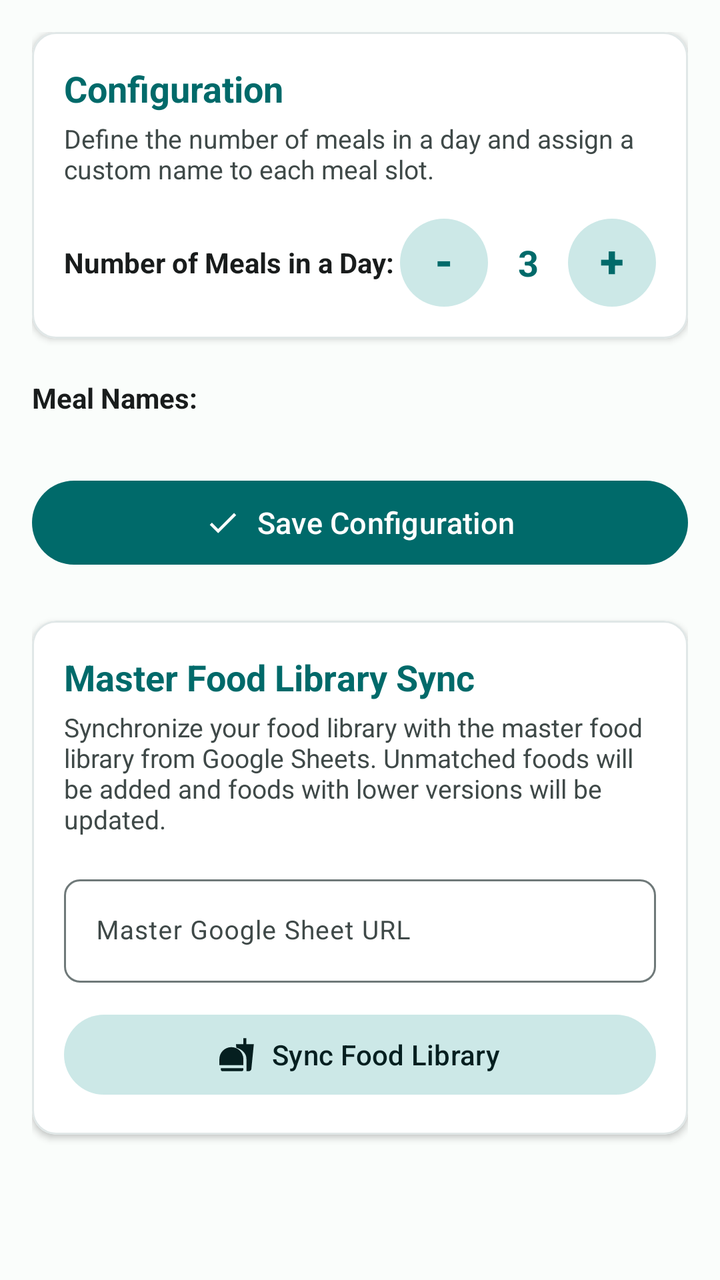
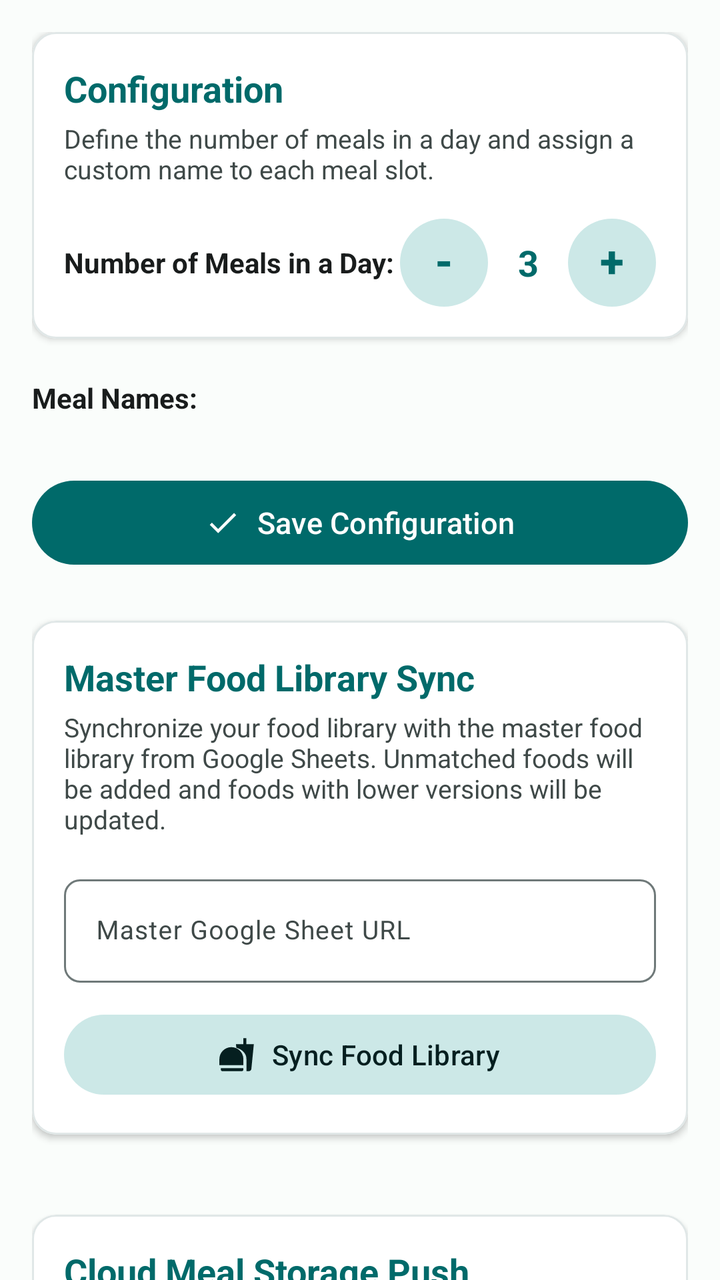

Screens rendered from an Android XML layout before and after an edit, with the pre-edit source and the edit as a unified diff.
<!-- AndroidManifest.xml: application theme Theme.ActivityTracker -->
<!-- res/layout/fragment_config.xml -->
<?xml version="1.0" encoding="utf-8"?>
<androidx.core.widget.NestedScrollView xmlns:android="http://schemas.android.com/apk/res/android"
    xmlns:app="http://schemas.android.com/apk/res-auto"
    xmlns:tools="http://schemas.android.com/tools"
    android:layout_width="match_parent"
    android:layout_height="match_parent"
    android:background="?android:attr/colorBackground"
    android:fillViewport="true">

    <LinearLayout
        android:layout_width="match_parent"
        android:layout_height="wrap_content"
        android:orientation="vertical"
        android:padding="16dp">

        
        <com.google.android.material.card.MaterialCardView
            android:layout_width="match_parent"
            android:layout_height="wrap_content"
            app:cardBackgroundColor="@color/clinical_card_bg"
            app:cardCornerRadius="12dp"
            app:cardElevation="2dp"
            app:strokeColor="@color/clinical_card_stroke"
            app:strokeWidth="1dp">

            <LinearLayout
                android:layout_width="match_parent"
                android:layout_height="wrap_content"
                android:orientation="vertical"
                android:padding="16dp">

                <TextView
                    android:layout_width="wrap_content"
                    android:layout_height="wrap_content"
                    android:text="@string/title_config"
                    android:textColor="?attr/colorPrimary"
                    android:textSize="18sp"
                    android:textStyle="bold" />

                <TextView
                    android:layout_width="wrap_content"
                    android:layout_height="wrap_content"
                    android:layout_marginTop="4dp"
                    android:text="Define the number of meals in a day and assign a custom name to each meal slot."
                    android:textColor="?attr/colorOnSurfaceVariant"
                    android:textSize="13sp" />

                
                <LinearLayout
                    android:layout_width="match_parent"
                    android:layout_height="wrap_content"
                    android:layout_marginTop="16dp"
                    android:gravity="center_vertical"
                    android:orientation="horizontal">

                    <TextView
                        android:layout_width="0dp"
                        android:layout_height="wrap_content"
                        android:layout_weight="1"
                        android:text="@string/config_meal_count_label"
                        android:textColor="?attr/colorOnSurface"
                        android:textSize="14sp"
                        android:textStyle="bold" />

                    
                    <com.google.android.material.button.MaterialButton
                        android:id="@+id/btn_decrease_meal_count"
                        style="@style/Widget.Material3.Button.TonalButton"
                        android:layout_width="44dp"
                        android:layout_height="44dp"
                        android:insetLeft="0dp"
                        android:insetTop="0dp"
                        android:insetRight="0dp"
                        android:insetBottom="0dp"
                        android:padding="0dp"
                        android:paddingStart="0dp"
                        android:paddingEnd="0dp"
                        android:paddingLeft="0dp"
                        android:paddingRight="0dp"
                        android:paddingTop="0dp"
                        android:paddingBottom="0dp"
                        android:minWidth="0dp"
                        android:minHeight="0dp"
                        android:gravity="center"
                        android:textAlignment="center"
                        android:includeFontPadding="false"
                        android:text="-"
                        android:textColor="@color/selector_config_counter_btn"
                        android:textSize="22sp"
                        android:textStyle="bold"
                        android:contentDescription="Decrease meal count" />

                    
                    <TextView
                        android:id="@+id/text_meal_count_display"
                        android:layout_width="40dp"
                        android:layout_height="wrap_content"
                        android:gravity="center"
                        android:text="3"
                        android:textColor="?attr/colorPrimary"
                        android:textSize="18sp"
                        android:textStyle="bold" />

                    
                    <com.google.android.material.button.MaterialButton
                        android:id="@+id/btn_increase_meal_count"
                        style="@style/Widget.Material3.Button.TonalButton"
                        android:layout_width="44dp"
                        android:layout_height="44dp"
                        android:insetLeft="0dp"
                        android:insetTop="0dp"
                        android:insetRight="0dp"
                        android:insetBottom="0dp"
                        android:padding="0dp"
                        android:paddingStart="0dp"
                        android:paddingEnd="0dp"
                        android:paddingLeft="0dp"
                        android:paddingRight="0dp"
                        android:paddingTop="0dp"
                        android:paddingBottom="0dp"
                        android:minWidth="0dp"
                        android:minHeight="0dp"
                        android:gravity="center"
                        android:textAlignment="center"
                        android:includeFontPadding="false"
                        android:text="+"
                        android:textColor="@color/selector_config_counter_btn"
                        android:textSize="22sp"
                        android:textStyle="bold"
                        android:contentDescription="Increase meal count" />
                </LinearLayout>

            </LinearLayout>
        </com.google.android.material.card.MaterialCardView>

        
        <TextView
            android:layout_width="wrap_content"
            android:layout_height="wrap_content"
            android:layout_marginTop="20dp"
            android:text="@string/config_meal_names_label"
            android:textColor="?attr/colorOnSurface"
            android:textSize="14sp"
            android:textStyle="bold" />

        <androidx.recyclerview.widget.RecyclerView
            android:id="@+id/recycler_meal_configs"
            android:layout_width="match_parent"
            android:layout_height="wrap_content"
            android:layout_marginTop="8dp"
            android:nestedScrollingEnabled="false"
            tools:itemCount="3"
            tools:listitem="@layout/item_meal_config_row" />

        
        <TextView
            android:id="@+id/text_config_error"
            android:layout_width="match_parent"
            android:layout_height="wrap_content"
            android:layout_marginTop="8dp"
            android:textColor="?attr/colorError"
            android:textSize="12sp"
            android:visibility="gone" />

        
        <com.google.android.material.button.MaterialButton
            android:id="@+id/btn_save_config"
            style="@style/Widget.Material3.Button"
            android:layout_width="match_parent"
            android:layout_height="50dp"
            android:layout_marginTop="20dp"
            android:layout_marginBottom="16dp"
            android:text="@string/save_config"
            android:textSize="15sp"
            app:icon="@drawable/ic_check"
            app:iconGravity="textStart" />

        
        <com.google.android.material.card.MaterialCardView
            android:layout_width="match_parent"
            android:layout_height="wrap_content"
            android:layout_marginTop="8dp"
            android:layout_marginBottom="32dp"
            app:cardBackgroundColor="@color/clinical_card_bg"
            app:cardCornerRadius="12dp"
            app:cardElevation="2dp"
            app:strokeColor="@color/clinical_card_stroke"
            app:strokeWidth="1dp">

            <LinearLayout
                android:layout_width="match_parent"
                android:layout_height="wrap_content"
                android:orientation="vertical"
                android:padding="16dp">

                <TextView
                    android:layout_width="wrap_content"
                    android:layout_height="wrap_content"
                    android:text="@string/title_sync_food_library"
                    android:textColor="?attr/colorPrimary"
                    android:textSize="18sp"
                    android:textStyle="bold" />

                <TextView
                    android:layout_width="wrap_content"
                    android:layout_height="wrap_content"
                    android:layout_marginTop="4dp"
                    android:text="@string/desc_sync_food_library"
                    android:textColor="?attr/colorOnSurfaceVariant"
                    android:textSize="13sp" />

                
                <com.google.android.material.textfield.TextInputLayout
                    android:layout_width="match_parent"
                    android:layout_height="wrap_content"
                    android:layout_marginTop="16dp"
                    android:hint="@string/hint_master_sheet_url"
                    app:boxBackgroundMode="outline"
                    app:boxCornerRadiusBottomEnd="8dp"
                    app:boxCornerRadiusBottomStart="8dp"
                    app:boxCornerRadiusTopEnd="8dp"
                    app:boxCornerRadiusTopStart="8dp">

                    <com.google.android.material.textfield.TextInputEditText
                        android:id="@+id/et_sync_url"
                        android:layout_width="match_parent"
                        android:layout_height="wrap_content"
                        android:inputType="textUri"
                        android:textSize="13sp" />
                </com.google.android.material.textfield.TextInputLayout>

                
                <com.google.android.material.button.MaterialButton
                    android:id="@+id/btn_sync_food_library"
                    style="@style/Widget.Material3.Button.TonalButton"
                    android:layout_width="match_parent"
                    android:layout_height="48dp"
                    android:layout_marginTop="12dp"
                    android:text="@string/action_sync_foods"
                    android:textSize="14sp"
                    app:icon="@drawable/ic_food"
                    app:iconGravity="textStart" />

                
                <ProgressBar
                    android:id="@+id/progress_sync"
                    style="?android:attr/progressBarStyleHorizontal"
                    android:layout_width="match_parent"
                    android:layout_height="wrap_content"
                    android:layout_marginTop="8dp"
                    android:indeterminate="true"
                    android:visibility="gone" />

                
                <TextView
                    android:id="@+id/text_sync_status"
                    android:layout_width="match_parent"
                    android:layout_height="wrap_content"
                    android:layout_marginTop="8dp"
                    android:textColor="?attr/colorPrimary"
                    android:textSize="13sp"
                    android:visibility="gone" />

            </LinearLayout>
        </com.google.android.material.card.MaterialCardView>

    </LinearLayout>
</androidx.core.widget.NestedScrollView>
<!-- res/layout/item_meal_config_row.xml (included above) -->
<?xml version="1.0" encoding="utf-8"?>
<LinearLayout xmlns:android="http://schemas.android.com/apk/res/android"
    xmlns:app="http://schemas.android.com/apk/res-auto"
    android:layout_width="match_parent"
    android:layout_height="wrap_content"
    android:layout_marginTop="4dp"
    android:layout_marginBottom="4dp"
    android:gravity="center_vertical"
    android:orientation="horizontal">

    <TextView
        android:id="@+id/text_meal_index"
        android:layout_width="65dp"
        android:layout_height="wrap_content"
        android:text="Meal 1"
        android:textColor="?attr/colorOnSurface"
        android:textSize="14sp"
        android:textStyle="bold" />

    <com.google.android.material.textfield.TextInputLayout
        android:id="@+id/til_custom_meal_name"
        style="@style/Widget.Material3.TextInputLayout.OutlinedBox.Dense"
        android:layout_width="0dp"
        android:layout_height="wrap_content"
        android:layout_marginStart="8dp"
        android:layout_weight="1"
        android:hint="Custom Meal Name">

        <com.google.android.material.textfield.TextInputEditText
            android:id="@+id/et_custom_meal_name"
            android:layout_width="match_parent"
            android:layout_height="wrap_content"
            android:inputType="textCapWords"
            android:maxLines="1"
            android:textSize="14sp" />
    </com.google.android.material.textfield.TextInputLayout>

</LinearLayout>
<!-- resources referenced by this layout -->
<resources>
  <color name="clinical_card_bg">#FFFFFF</color>
  <color name="clinical_card_stroke">#E0E7E7</color>
  <!-- drawable ic_check (drawable) -->
  <?xml version="1.0" encoding="utf-8"?>
  <vector xmlns:android="http://schemas.android.com/apk/res/android"
      android:width="24dp"
      android:height="24dp"
      android:viewportWidth="24"
      android:viewportHeight="24">
      <path
          android:fillColor="?attr/colorControlNormal"
          android:pathData="M9,16.17L4.83,12l-1.42,1.41L9,19 21,7l-1.41,-1.41z" />
  </vector>
  <!-- drawable ic_food (drawable) -->
  <?xml version="1.0" encoding="utf-8"?>
  <vector xmlns:android="http://schemas.android.com/apk/res/android"
      android:width="24dp"
      android:height="24dp"
      android:viewportWidth="24"
      android:viewportHeight="24">
      <path
          android:fillColor="?attr/colorControlNormal"
          android:pathData="M18.06,22.99h1.66c0.84,0 1.53,-0.64 1.63,-1.48L23,5.05h-5V1h-1.97v4.05h-4.97l0.3,2.34c1.71,0.47 3.31,1.32 4.27,2.26 1.44,1.42 2.43,2.89 2.43,5.29v8.05zM1,21.99V21h15.03v0.99c0,0.55 -0.45,1 -1,1H2c-0.55,0 -1,-0.45 -1,-1zm15.03,-7c0,-4.42 -3.58,-8 -8,-8s-8,3.58 -8,8v4h16v-4z" />
  </vector>
  <string name="action_sync_foods">Sync Food Library</string>
  <string name="config_meal_count_label">Number of Meals in a Day:</string>
  <string name="config_meal_names_label">Meal Names:</string>
  <string name="desc_sync_food_library">Synchronize your food library with the master food library from Google Sheets. Unmatched foods will be added and foods with lower versions will be updated.</string>
  <string name="hint_master_sheet_url">Master Google Sheet URL</string>
  <string name="save_config">Save Configuration</string>
  <string name="title_config">Configuration</string>
  <string name="title_sync_food_library">Master Food Library Sync</string>
  <color name="md_theme_light_primary">#006A6A</color>
  <color name="md_theme_light_onPrimary">#FFFFFF</color>
  <color name="md_theme_light_primaryContainer">#6FF7F6</color>
  <color name="md_theme_light_onPrimaryContainer">#002020</color>
  <color name="md_theme_light_secondary">#4A6363</color>
  <color name="md_theme_light_onSecondary">#FFFFFF</color>
  <color name="md_theme_light_secondaryContainer">#CCE8E7</color>
  <color name="md_theme_light_onSecondaryContainer">#051F20</color>
  <color name="md_theme_light_tertiary">#4B607C</color>
  <color name="md_theme_light_onTertiary">#FFFFFF</color>
  <color name="md_theme_light_tertiaryContainer">#D3E4FF</color>
  <color name="md_theme_light_onTertiaryContainer">#041C35</color>
  <color name="md_theme_light_error">#BA1A1A</color>
  <color name="md_theme_light_onError">#FFFFFF</color>
  <color name="md_theme_light_background">#FAFDFB</color>
  <color name="md_theme_light_onBackground">#191C1C</color>
  <color name="md_theme_light_surface">#FAFDFB</color>
  <color name="md_theme_light_onSurface">#191C1C</color>
  <color name="md_theme_light_surfaceVariant">#DAE5E4</color>
  <color name="md_theme_light_onSurfaceVariant">#3F4948</color>
  <color name="md_theme_light_outline">#6F7979</color>
  <style name="Widget.ActivityTracker.AutoCompleteTextView" parent="Widget.AppCompat.AutoCompleteTextView">
          <item name="android:textColor">@color/autocomplete_text</item>
          <item name="android:textColorHint">@color/autocomplete_subtext</item>
          <item name="android:popupBackground">@color/autocomplete_bg</item>
      </style>
  <color name="autocomplete_text">#191C1C</color>
  <color name="autocomplete_subtext">#5B6464</color>
  <color name="autocomplete_bg">#FFFFFF</color>
  <!-- unchanged entries left out for length: 1 -->
</resources>

<!-- the commit's change to res/layout/fragment_config.xml (unified diff, before → after) -->
@@ -264,6 +264,108 @@
             </LinearLayout>
         </com.google.android.material.card.MaterialCardView>
 
+        
+        <com.google.android.material.card.MaterialCardView
+            android:layout_width="match_parent"
+            android:layout_height="wrap_content"
+            android:layout_marginTop="8dp"
+            android:layout_marginBottom="32dp"
+            app:cardBackgroundColor="@color/clinical_card_bg"
+            app:cardCornerRadius="12dp"
+            app:cardElevation="2dp"
+            app:strokeColor="@color/clinical_card_stroke"
+            app:strokeWidth="1dp">
+
+            <LinearLayout
+                android:layout_width="match_parent"
+                android:layout_height="wrap_content"
+                android:orientation="vertical"
+                android:padding="16dp">
+
+                <TextView
+                    android:layout_width="wrap_content"
+                    android:layout_height="wrap_content"
+                    android:text="@string/title_cloud_sync"
+                    android:textColor="?attr/colorPrimary"
+                    android:textSize="18sp"
+                    android:textStyle="bold" />
+
+                <TextView
+                    android:layout_width="wrap_content"
+                    android:layout_height="wrap_content"
+                    android:layout_marginTop="4dp"
+                    android:text="@string/desc_cloud_sync"
+                    android:textColor="?attr/colorOnSurfaceVariant"
+                    android:textSize="13sp" />
+
+                
+                <LinearLayout
+                    android:layout_width="match_parent"
+                    android:layout_height="wrap_content"
+                    android:layout_marginTop="16dp"
+                    android:gravity="center_vertical"
+                    android:orientation="horizontal">
+
+                    <TextView
+                        android:layout_width="0dp"
+                        android:layout_height="wrap_content"
+                        android:layout_weight="1"
+                        android:text="@string/label_enable_cloud_push"
+                        android:textColor="?attr/colorOnSurface"
+                        android:textSize="15sp"
+                        android:textStyle="bold" />
+
+                    <com.google.android.material.materialswitch.MaterialSwitch
+                        android:id="@+id/switch_cloud_sync"
+                        android:layout_width="wrap_content"
+                        android:layout_height="wrap_content" />
+                </LinearLayout>
+
+                
+                <TextView
+                    android:id="@+id/text_cloud_account"
+                    android:layout_width="match_parent"
+                    android:layout_height="wrap_content"
+                    android:layout_marginTop="10dp"
+                    android:textColor="?attr/colorOnSurfaceVariant"
+                    android:textSize="13sp"
+                    android:visibility="gone" />
+
+                
+                <TextView
+                    android:id="@+id/text_cloud_sync_status"
+                    android:layout_width="match_parent"
+                    android:layout_height="wrap_content"
+                    android:layout_marginTop="6dp"
+                    android:textColor="?attr/colorPrimary"
+                    android:textSize="13sp" />
+
+                
+                <ProgressBar
+                    android:id="@+id/progress_cloud_sync"
+                    style="?android:attr/progressBarStyleHorizontal"
+                    android:layout_width="match_parent"
+                    android:layout_height="wrap_content"
+                    android:layout_marginTop="8dp"
+                    android:indeterminate="true"
+                    android:visibility="gone" />
+
+                
+                <com.google.android.material.button.MaterialButton
+                    android:id="@+id/btn_cloud_sync_now"
+                    style="@style/Widget.Material3.Button.TonalButton"
+                    android:layout_width="match_parent"
+                    android:layout_height="48dp"
+                    android:layout_marginTop="12dp"
+                    android:text="@string/action_cloud_sync_now"
+                    android:textSize="14sp"
+                    android:visibility="gone"
+                    app:icon="@drawable/ic_check"
+                    app:iconGravity="textStart" />
+
+            </LinearLayout>
+        </com.google.android.material.card.MaterialCardView>
+
     </LinearLayout>
 </androidx.core.widget.NestedScrollView>
 <!-- res/layout/item_meal_config_row.xml (included above) -->
<!-- resource entries referenced after the edit -->
@@ -24,12 +24,16 @@
           android:fillColor="?attr/colorControlNormal"
           android:pathData="M18.06,22.99h1.66c0.84,0 1.53,-0.64 1.63,-1.48L23,5.05h-5V1h-1.97v4.05h-4.97l0.3,2.34c1.71,0.47 3.31,1.32 4.27,2.26 1.44,1.42 2.43,2.89 2.43,5.29v8.05zM1,21.99V21h15.03v0.99c0,0.55 -0.45,1 -1,1H2c-0.55,0 -1,-0.45 -1,-1zm15.03,-7c0,-4.42 -3.58,-8 -8,-8s-8,3.58 -8,8v4h16v-4z" />
   </vector>
+  <string name="action_cloud_sync_now">Push Pending Meals Now</string>
   <string name="action_sync_foods">Sync Food Library</string>
   <string name="config_meal_count_label">Number of Meals in a Day:</string>
   <string name="config_meal_names_label">Meal Names:</string>
+  <string name="desc_cloud_sync">Asynchronously push committed meal data to Google Cloud Storage bucket georgeruiz-activity-tracker-meal-v4 for BigQuery reporting.</string>
   <string name="desc_sync_food_library">Synchronize your food library with the master food library from Google Sheets. Unmatched foods will be added and foods with lower versions will be updated.</string>
   <string name="hint_master_sheet_url">Master Google Sheet URL</string>
+  <string name="label_enable_cloud_push">Push meals to Cloud Storage</string>
   <string name="save_config">Save Configuration</string>
+  <string name="title_cloud_sync">Cloud Meal Storage Push</string>
   <string name="title_config">Configuration</string>
   <string name="title_sync_food_library">Master Food Library Sync</string>
   <color name="md_theme_light_primary">#006A6A</color>
